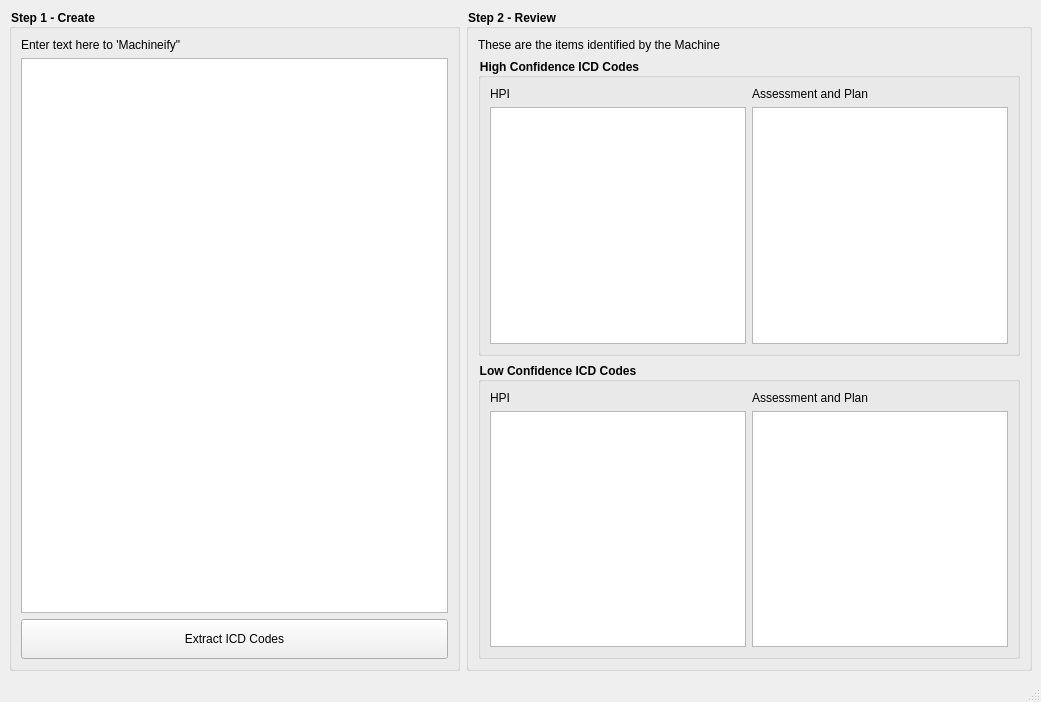
The window that ui/viewer.ui (JohnCiubuc/Notes-to-ICD) describes before a commit, drawn with Qt 5.
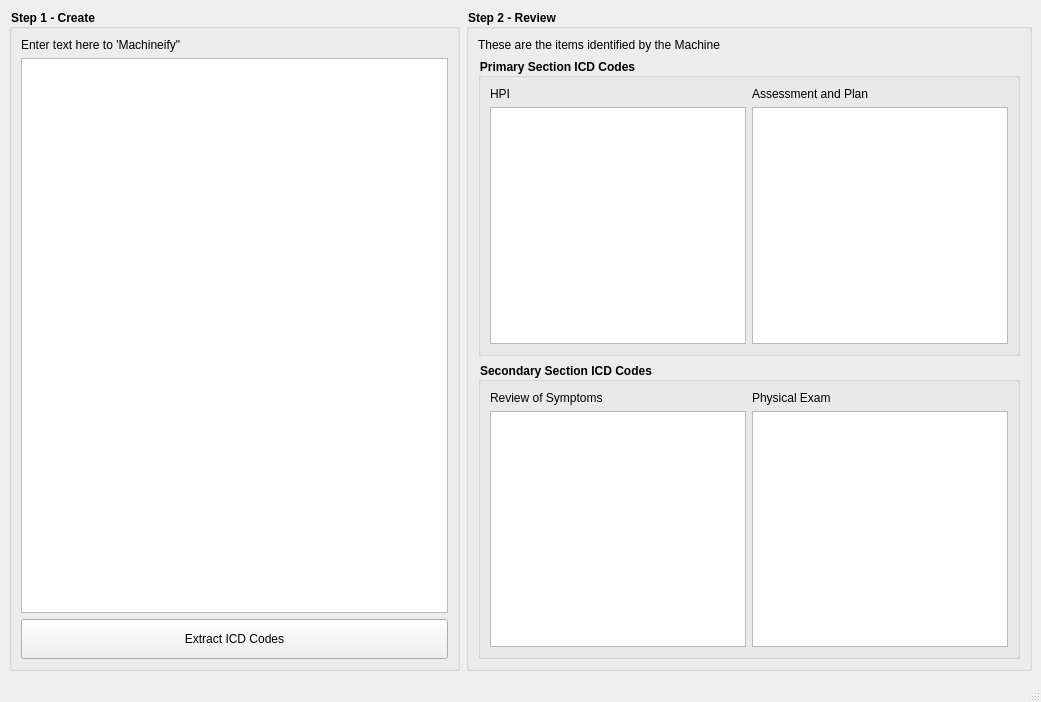
The same window after the commit.

Commit message: Updated from Meldogram. Full four sections

```diff
--- a/ui/viewer.ui
+++ b/ui/viewer.ui
@@ -36,7 +36,7 @@
        <item row="1" column="0">
         <widget class="QGroupBox" name="groupBox_3">
          <property name="title">
-          <string>High Confidence ICD Codes</string>
+          <string>Primary Section ICD Codes</string>
          </property>
          <layout class="QGridLayout" name="gridLayout_5">
           <item row="0" column="0">
@@ -85,20 +85,20 @@
        <item row="2" column="0">
         <widget class="QGroupBox" name="groupBox_4">
          <property name="title">
-          <string>Low Confidence ICD Codes</string>
+          <string>Secondary Section ICD Codes</string>
          </property>
          <layout class="QGridLayout" name="gridLayout_4">
           <item row="0" column="0">
            <widget class="QLabel" name="label_5">
             <property name="text">
-             <string>HPI</string>
+             <string>Review of Symptoms</string>
             </property>
            </widget>
           </item>
           <item row="0" column="1">
            <widget class="QLabel" name="label_6">
             <property name="text">
-             <string>Assessment and Plan</string>
+             <string>Physical Exam</string>
             </property>
            </widget>
           </item>
```
Left out of the diff: 2 changed lines with no effect on the pictures. The commit also changes 14 other files.
